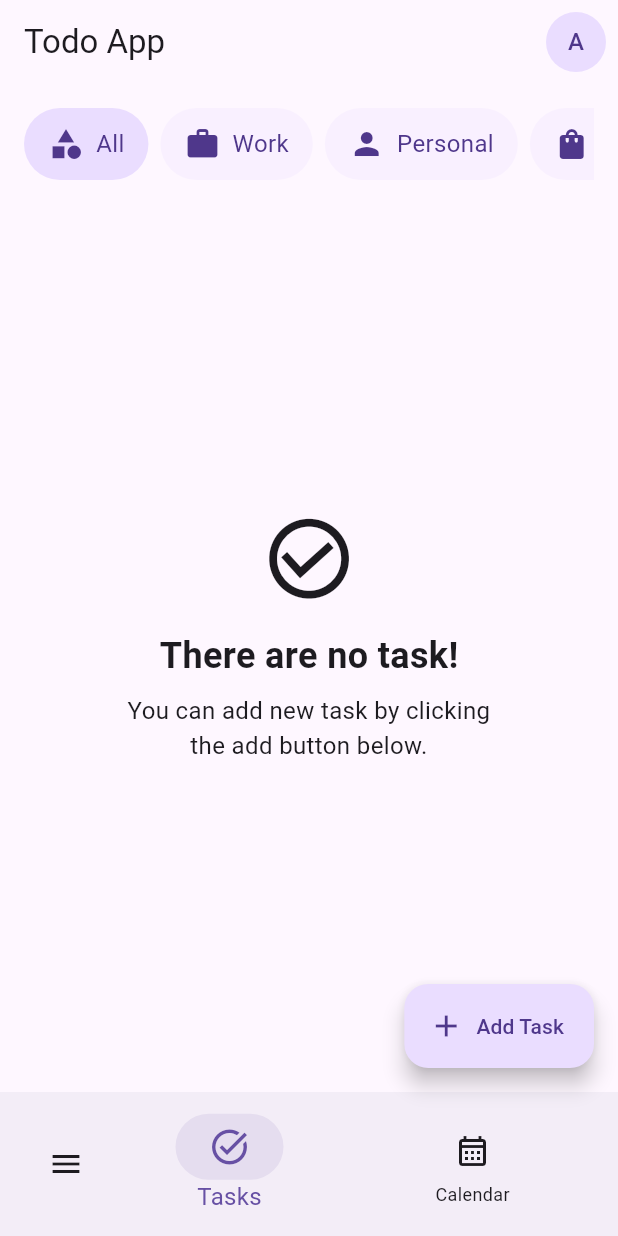
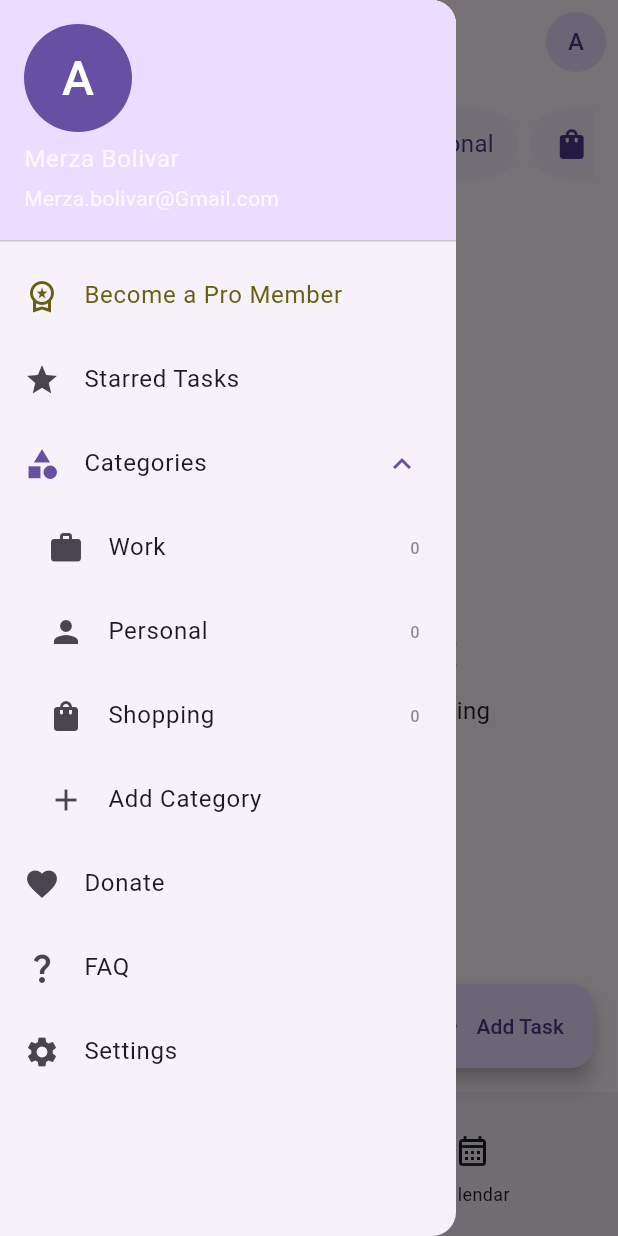
Before and after one commit to HexaRy0/todo_app, a Flutter app: the screen it shows after launch, with the side drawer open (before the commit the screen has no drawer), on a phone screen of 412 x 824 dp. Run offline on Flutter 3.47's test engine with Material 2 defaults, Android fonts, the phone set to English and light mode, and no system bars; drawn by our look-alikes of dynamic_color; our stand-ins replace flutter_form_builder, flutter_riverpod, flutter_slidable, riverpod, table_calendar.

```diff
--- a/lib/screens/home/home.dart
+++ b/lib/screens/home/home.dart
@@ -1,17 +1,20 @@
 import 'package:flutter/material.dart';
+import 'package:flutter_riverpod/flutter_riverpod.dart';
+import 'package:todo_app/providers/category_provider.dart';
+import 'package:todo_app/providers/task_provider.dart';
 import 'package:todo_app/screens/add_task/add_task.dart';
 import 'package:todo_app/screens/calendar/calendar.dart';
 import 'package:todo_app/screens/task_list/task_list.dart';
 import 'package:todo_app/widgets/menu_button.dart';
 
-class HomeScreen extends StatefulWidget {
+class HomeScreen extends ConsumerStatefulWidget {
   const HomeScreen({super.key});
 
   @override
-  State<HomeScreen> createState() => _HomeScreenState();
+  ConsumerState<HomeScreen> createState() => _HomeScreenState();
 }
 
-class _HomeScreenState extends State<HomeScreen> {
+class _HomeScreenState extends ConsumerState<HomeScreen> {
   int index = 0;
 
   final List<Widget> _pages = [
@@ -36,6 +39,9 @@ class _HomeScreenState extends State<HomeScreen> {
 
   @override
   Widget build(BuildContext context) {
+    final tasks = ref.watch(tasksProvider);
+    final categories = ref.watch(categoriesProvider);
+
     return Scaffold(
       appBar: AppBar(
         title: const Text('Todo App'),
@@ -47,6 +53,108 @@ class _HomeScreenState extends State<HomeScreen> {
             ),
           ),
         ],
+      ),
+      drawer: Drawer(
+        child: Column(
+          children: [
+            UserAccountsDrawerHeader(
+              decoration: BoxDecoration(
+                color: Theme.of(context).colorScheme.primaryContainer,
+              ),
+              accountName: const Text('Merza Bolivar'),
+              accountEmail: const Text('Merza.bolivar@Gmail.com'),
+              currentAccountPicture: CircleAvatar(
+                backgroundColor: Theme.of(context).colorScheme.primary,
+                child: Text(
+                  'A',
+                  style: TextStyle(
+                    fontSize: 32,
+                    color: Theme.of(context).colorScheme.onPrimary,
+                  ),
+                ),
+              ),
+            ),
+            ListTile(
+              onTap: () {},
+              leading: Icon(
+                Icons.workspace_premium_outlined,
+                color: ColorScheme.fromSeed(
+                  seedColor: Colors.yellow,
+                  brightness: Theme.of(context).brightness,
+                ).primary,
+              ),
+              title: Text(
+                'Become a Pro Member',
+                style: TextStyle(
+                  color: ColorScheme.fromSeed(
+                    seedColor: Colors.yellow,
+                    brightness: Theme.of(context).brightness,
+                  ).primary,
+                ),
+              ),
+            ),
+            ListTile(
+              onTap: () {},
+              leading: const Icon(Icons.star),
+              title: const Text('Starred Tasks'),
+            ),
+            ExpansionTile(
+              initiallyExpanded: true,
+              shape: ShapeBorder.lerp(
+                RoundedRectangleBorder(
+                  borderRadius: BorderRadius.circular(16),
+                ),
+                RoundedRectangleBorder(
+                  borderRadius: BorderRadius.circular(16),
+                ),
+                1,
+              ),
+              leading: const Icon(Icons.category),
+              title: const Text('Categories'),
+              children: [
+                ...categories.map(
+                  (category) => Padding(
+                    padding: const EdgeInsets.only(left: 16),
+                    child: ListTile(
+                      onTap: () {},
+                      leading: Icon(category.icon),
+                      title: Text(category.name),
+                      trailing: Text(
+                        tasks.where((element) => element.category == category).length.toString(),
+                        style: TextStyle(
+                          color: Theme.of(context).colorScheme.onSurface.withOpacity(0.5),
+                        ),
+                      ),
+                    ),
+                  ),
+                ),
+                Padding(
+                  padding: const EdgeInsets.only(left: 16),
+                  child: ListTile(
+                    onTap: () {},
+                    leading: const Icon(Icons.add),
+                    title: const Text('Add Category'),
+                  ),
+                ),
+              ],
+            ),
+            ListTile(
+              onTap: () {},
+              leading: const Icon(Icons.favorite),
+              title: const Text('Donate'),
+            ),
+            ListTile(
+              onTap: () {},
+              leading: const Icon(Icons.question_mark),
+              title: const Text('FAQ'),
+            ),
+            ListTile(
+              onTap: () {},
+              leading: const Icon(Icons.settings),
+              title: const Text('Settings'),
+            ),
+          ],
+        ),
       ),
       body: _pages[index],
       floatingActionButton: index == 0
```
